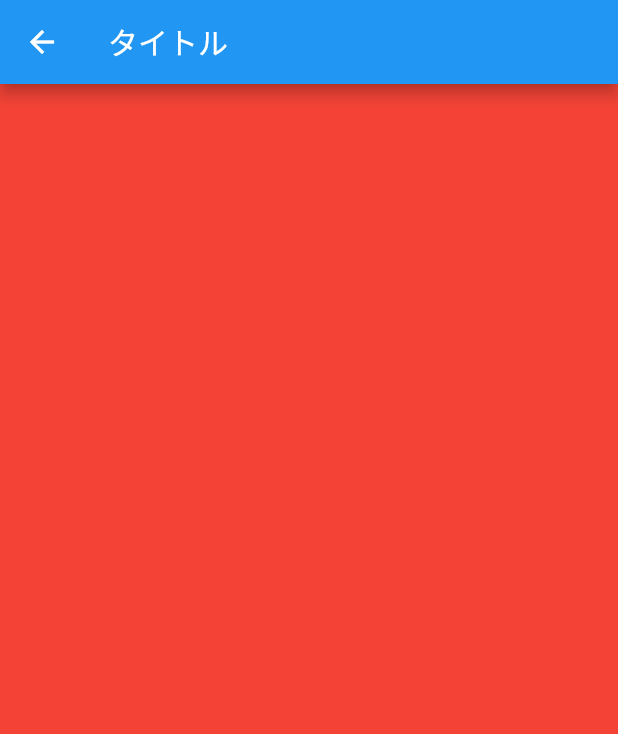
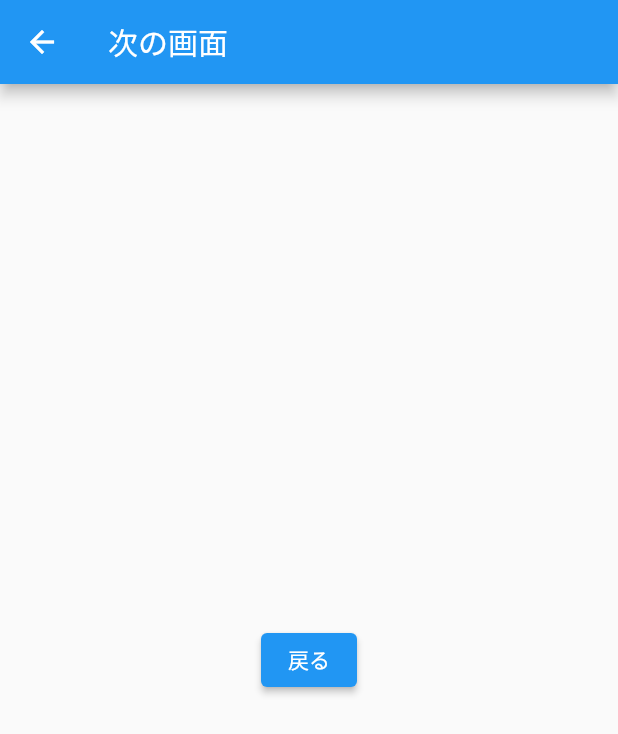
Before and after one commit to foo7print/sandbox-flutter, a Flutter app: the screen it shows after launch, after a tap on "次へ", on a phone screen of 412 x 824 dp. Shown: the top 734 px of the screen. Run offline on Flutter 3.47's test engine with Material 2 defaults, Android fonts, the phone set to English and light mode, and no system bars.

Commit message:
戻るボタンを配置

```diff
--- a/lib/main.dart
+++ b/lib/main.dart
@@ -51,7 +51,7 @@ class _MyHomePageState extends State<MyHomePage> {
           onPressed: (){
             Navigator.push(
               context,
-              MaterialPageRoute(builder: (context) => NextPage()),
+              MaterialPageRoute(builder: (context) => const NextPage()),
             );
           },
         ),
--- a/lib/next_page.dart
+++ b/lib/next_page.dart
@@ -1,14 +1,21 @@
 import 'package:flutter/material.dart';
 
 class NextPage extends StatelessWidget {
+  const NextPage({super.key});
+
   @override
   Widget build(BuildContext context) {
     return Scaffold(
       appBar: AppBar(
-        title: const Text('タイトル'),
+        title: const Text('次の画面'),
       ),
-      body: Container(
-        color: Colors.red,
+      body: Center(
+        child: ElevatedButton(
+          child: const Text('戻る'),
+          onPressed: (){
+            Navigator.pop(context);
+          },
+        ),
       ),
     );
   }
```
